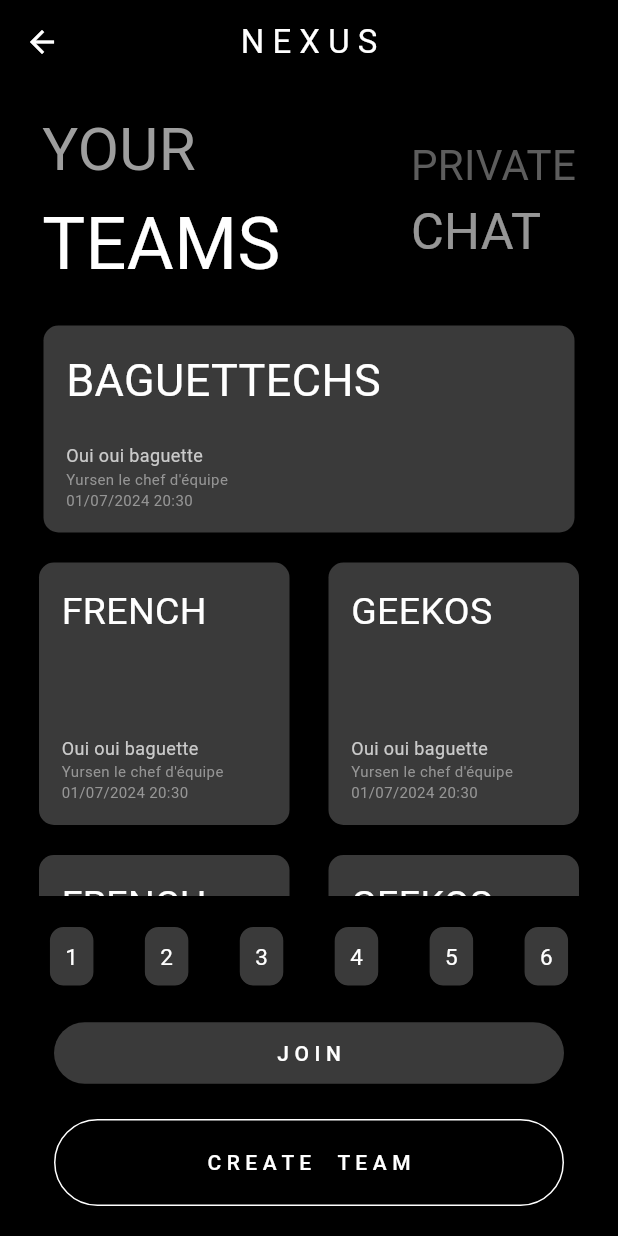
After one commit to Space-Chips/nexus, a Flutter app: the ChatHomePage screen opened directly, on a phone screen of 412 x 824 dp. The commit adds this screen. Run offline on Flutter 3.47's test engine with Material 3 defaults, Android fonts, the phone set to English and light mode, and no system bars; our stand-ins replace adaptive_theme, animated_splash_screen, cached_network_image, cloud_firestore, firebase_auth, firebase_core and 11 more; missing offline and left inert: bottom_picker; accounts and stored records are empty; network calls fail.

Commit message:
Added a chat_home_page

```diff
--- a/lib/components/drawer.dart
+++ b/lib/components/drawer.dart
@@ -3,6 +3,7 @@
 import 'dart:ui';
 
 import 'package:flutter/material.dart';
+import 'package:flutter/services.dart';
 import 'package:nexus/components/my_list_tile.dart';
 import 'package:shared_preferences/shared_preferences.dart';
 
@@ -28,6 +29,7 @@ class MyDrawer extends StatefulWidget {
   });
 
   @override
+  // ignore: library_private_types_in_public_api
   _MyDrawerState createState() => _MyDrawerState();
 }
 
@@ -125,9 +127,7 @@ class _MyDrawerState extends State<MyDrawer> {
                     color: Colors.white,
                   ),
                 ),
-                onTap: () {
-                  // Handle tap
-                },
+                onTap: widget.onGroupChatTap,
               ),
             ),
             Padding(
@@ -169,6 +169,8 @@ class _MyDrawerState extends State<MyDrawer> {
                 child: ReorderableListView(
                   children: _buildDrawerItems(),
                   onReorder: (oldIndex, newIndex) {
+                    HapticFeedback.selectionClick();
+
                     setState(() {
                       if (newIndex > oldIndex) {
                         newIndex -= 1;
--- /dev/null
+++ b/lib/pages/group_chat/chat_home_page.dart
@@ -0,0 +1,214 @@
+import 'package:flutter/material.dart';
+
+class ChatHomePage extends StatefulWidget {
+  const ChatHomePage({super.key});
+
+  @override
+  State<ChatHomePage> createState() => _ChatHomePageState();
+}
+
+class _ChatHomePageState extends State<ChatHomePage> {
+  @override
+  Widget build(BuildContext context) {
+    return Scaffold(
+      backgroundColor: Theme.of(context).colorScheme.surface,
+      appBar: AppBar(
+        title: const Text("N E X U S"),
+        centerTitle: true,
+        backgroundColor: Theme.of(context).colorScheme.surface,
+        elevation: 0,
+      ),
+      body: SafeArea(
+        child: Column(
+          children: [
+            const SizedBox(height: 15),
+            _buildHeader(),
+            Expanded(
+              child: SingleChildScrollView(
+                child: Column(
+                  children: [
+                    const SizedBox(height: 20),
+                    _buildTeamSection(),
+                    const SizedBox(height: 20),
+                    _buildSmallTeamCards(),
+                    const SizedBox(height: 20),
+                    _buildSmallTeamCards(),
+                  ],
+                ),
+              ),
+            ),
+            const SizedBox(height: 20),
+            _buildJoinSection(),
+            const SizedBox(height: 20),
+            _buildCreateTeamButton(),
+            const SizedBox(height: 20),
+          ],
+        ),
+      ),
+    );
+  }
+
+  Widget _buildHeader() {
+    return const Padding(
+      padding: EdgeInsets.symmetric(horizontal: 28),
+      child: Row(
+        mainAxisAlignment: MainAxisAlignment.spaceBetween,
+        children: [
+          Column(
+            crossAxisAlignment: CrossAxisAlignment.start,
+            children: [
+              Text(
+                'YOUR',
+                style: TextStyle(color: Color(0xFF9E9E9E), fontSize: 40),
+              ),
+              Text(
+                'TEAMS',
+                style: TextStyle(color: Colors.white, fontSize: 48),
+              ),
+            ],
+          ),
+          Column(
+            crossAxisAlignment: CrossAxisAlignment.start,
+            children: [
+              Text(
+                'PRIVATE',
+                style: TextStyle(
+                    color: Color.fromARGB(150, 158, 158, 158), fontSize: 28),
+              ),
+              Text(
+                'CHAT',
+                style: TextStyle(
+                    color: Color.fromARGB(150, 255, 255, 255), fontSize: 33.6),
+              ),
+            ],
+          ),
+        ],
+      ),
+    );
+  }
+
+  Widget _buildTeamSection() {
+    return Container(
+      width: 354,
+      padding: const EdgeInsets.all(15),
+      decoration: BoxDecoration(
+        color: const Color(0xFF3A3A3A),
+        borderRadius: BorderRadius.circular(10),
+      ),
+      child: const Column(
+        crossAxisAlignment: CrossAxisAlignment.start,
+        children: [
+          Text(
+            'BAGUETTECHS',
+            style: TextStyle(color: Colors.white, fontSize: 30),
+          ),
+          SizedBox(height: 20),
+          Text(
+            'Oui oui baguette',
+            style: TextStyle(color: Color(0xFFCACACA), fontSize: 12),
+          ),
+          Text(
+            "Yursen le chef d'équipe\n01/07/2024 20:30",
+            style: TextStyle(color: Color(0xFF959595), fontSize: 10),
+          ),
+        ],
+      ),
+    );
+  }
+
+  Widget _buildSmallTeamCards() {
+    return Row(
+      mainAxisAlignment: MainAxisAlignment.spaceEvenly,
+      children: [
+        _buildSmallTeamCard('FRENCH'),
+        _buildSmallTeamCard('GEEKOS'),
+      ],
+    );
+  }
+
+  Widget _buildSmallTeamCard(String title) {
+    return Container(
+      width: 167,
+      height: 175,
+      padding: const EdgeInsets.all(15),
+      decoration: BoxDecoration(
+        color: const Color(0xFF3A3A3A),
+        borderRadius: BorderRadius.circular(10),
+      ),
+      child: Column(
+        crossAxisAlignment: CrossAxisAlignment.start,
+        children: [
+          Text(
+            title,
+            style: const TextStyle(color: Colors.white, fontSize: 25),
+          ),
+          const Spacer(),
+          const Text(
+            'Oui oui baguette',
+            style: TextStyle(color: Color(0xFFCACACA), fontSize: 12),
+          ),
+          const Text(
+            "Yursen le chef d'équipe\n01/07/2024 20:30",
+            style: TextStyle(color: Color(0xFF959595), fontSize: 10),
+          ),
+        ],
+      ),
+    );
+  }
+
+  Widget _buildJoinSection() {
+    return Column(
+      children: [
+        Row(
+          mainAxisAlignment: MainAxisAlignment.spaceEvenly,
+          children: List.generate(6, (index) => _buildNumberBox(index + 1)),
+        ),
+        const SizedBox(height: 20),
+        ElevatedButton(
+          onPressed: () {},
+          style: ElevatedButton.styleFrom(
+            minimumSize: const Size(340, 41),
+            backgroundColor: const Color(0xFF3A3A3A),
+          ),
+          child: const Text(
+            'J O I N',
+            style: TextStyle(color: Colors.white),
+          ),
+        ),
+      ],
+    );
+  }
+
+  Widget _buildNumberBox(int number) {
+    return Container(
+      width: 31,
+      height: 41,
+      decoration: BoxDecoration(
+        color: const Color(0xFF3A3A3A),
+        borderRadius: BorderRadius.circular(10),
+        border: Border.all(width: 1),
+      ),
+      child: Center(
+        child: Text(
+          '$number',
+          style: const TextStyle(color: Colors.white, fontSize: 15),
+        ),
+      ),
+    );
+  }
+
+  Widget _buildCreateTeamButton() {
+    return ElevatedButton(
+      onPressed: () {},
+      style: ElevatedButton.styleFrom(
+        minimumSize: const Size(340, 58),
+        backgroundColor: Colors.black,
+        side: const BorderSide(color: Colors.white),
+      ),
+      child: const Text(
+        'C R E A T E     T E A M',
+        style: TextStyle(color: Colors.white),
+      ),
+    );
+  }
+}
--- a/lib/pages/home_page.dart
+++ b/lib/pages/home_page.dart
@@ -10,6 +10,7 @@ import 'package:flutter/material.dart';
 import 'package:flutter/services.dart';
 import 'package:image_picker/image_picker.dart';
 import 'package:nexus/components/challenge_components/challenge_widget.dart';
+import 'package:nexus/pages/group_chat/chat_home_page.dart';
 import 'package:nexus/pages/settings/your-account/your_account.dart';
 import 'package:path/path.dart' as Path;
 import 'package:adaptive_theme/adaptive_theme.dart';
@@ -340,11 +341,12 @@ class _HomePageState extends State<HomePage> {
 
   void goToGroupChatPage() {
     Navigator.pop(context);
-    //Navigator.push(context
-    // MaterialPageRoute(
-    //builder: (context) => const GetStarted(),
-    // ),
-    //   );
+    Navigator.push(
+      context,
+      MaterialPageRoute(
+        builder: (context) => const ChatHomePage(),
+      ),
+    );
   }
 
   @override
```
